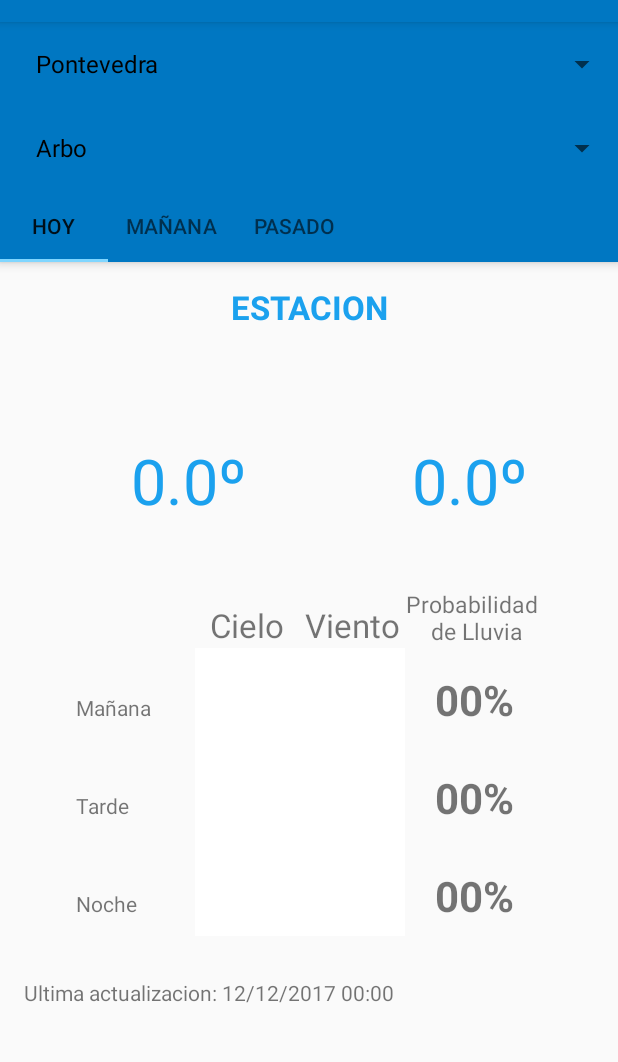
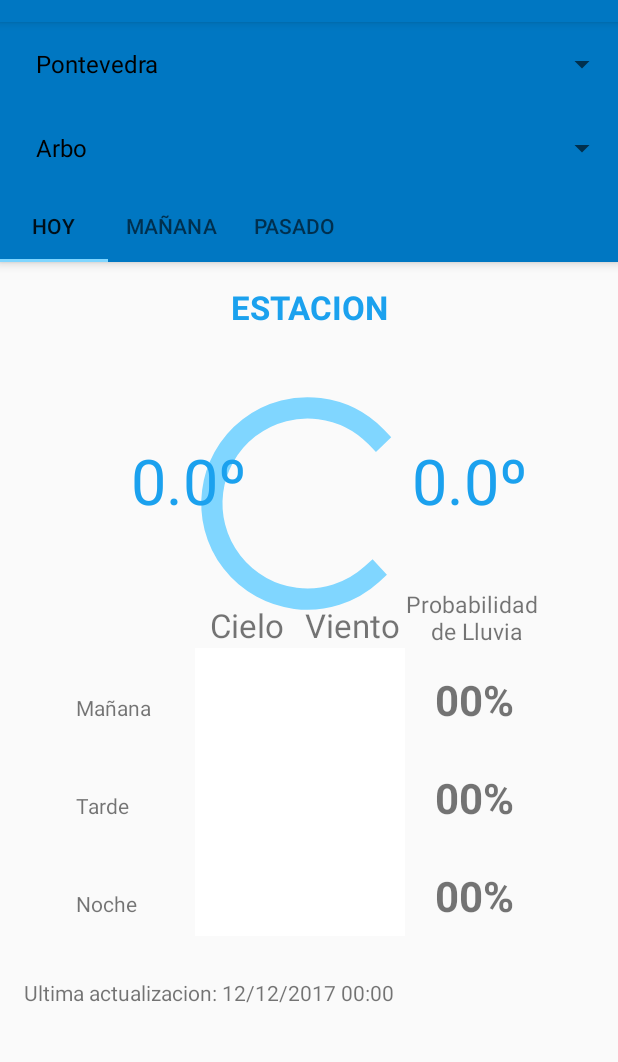
Before and after one commit to SergioMuinhos/WindMill_Weather, an Android app: the screen it shows after launch (MainActivity), on a phone screen of 412 x 824 dp, the part 62-1124 px from its top. Run offline under Robolectric (Android 15) with nearby library versions, the phone set to English and light mode, and no system bars; libraries missing offline, so code that uses them is left out: com.felipecsl.gifimageview; 4 statements that could not run were skipped.

Commit message:
cambio en ProgressBar

```diff
--- a/app/src/main/java/com/windmill/dam2/windmillweather/MainActivity.java
+++ b/app/src/main/java/com/windmill/dam2/windmillweather/MainActivity.java
@@ -1,7 +1,6 @@
 package com.windmill.dam2.windmillweather;
-import android.app.Activity;
+
 import android.app.AlertDialog;
-import android.app.ProgressDialog;
 import android.content.Context;
 import android.content.DialogInterface;
 import android.content.Intent;
@@ -19,6 +18,7 @@ import android.view.View;
 import android.widget.AdapterView;
 import android.widget.ArrayAdapter;
 import android.widget.ImageView;
+import android.widget.ProgressBar;
 import android.widget.Spinner;
 import android.widget.TextView;
 import android.widget.Toast;
@@ -46,7 +46,7 @@ public class MainActivity extends AppCompatActivity {
     public String idZona = "";
     public int idProv = 0;
     TextView textview;
-   public ProgressDialog pDialog;
+   public ProgressBar pDialog;
     NodeList nodelist;
     ImageView imgView;
     TabItem hoy,manana,pasado;
@@ -107,7 +107,7 @@ public class MainActivity extends AppCompatActivity {
         //Creamos los dos Spinner de Provincias y Localidades
         spinnerProvincias =  findViewById(R.id.provincia);
         spinnerLocalidades =  findViewById(R.id.localidad);
-
+        pDialog =findViewById(R.id.simpleProgressBar);
         ArrayAdapter<String> adapterProv = new ArrayAdapter<>(MainActivity.this, android.R.layout.simple_spinner_dropdown_item, provincias);
 
         spinnerProvincias.setAdapter(adapterProv);
@@ -162,10 +162,10 @@ public class MainActivity extends AppCompatActivity {
                 // Toast.makeText(MainActivity.this, "URL: " + URL+""+idZona, Toast.LENGTH_SHORT).show();
                 String enlaces=URL2+idZona+"&dia=0";
 
-                    pDialog = new ProgressDialog(MainActivity.this);
-                    pDialog.setMessage("Cargando...");
+                    pDialog = new ProgressBar(MainActivity.this);
+                    //pDialog.setMessage("Cargando...");
                     pDialog.setIndeterminate(false);
-                    pDialog.show();
+                    pDialog.setVisibility(View.VISIBLE);
                         try {
                             if (isOnline(getApplicationContext())) {
                                 new DownloadXML().execute(enlaces);
@@ -208,7 +208,6 @@ public class MainActivity extends AppCompatActivity {
 
         pestanas.addOnTabSelectedListener(new TabLayout.OnTabSelectedListener() {
             @Override
-            @Nullable
             public void onTabSelected(TabLayout.Tab tab) {
                 try {
                     // Toast.makeText(MainActivity.this,"Seleccionado: "+tab.getText(),Toast.LENGTH_SHORT).show();
@@ -270,7 +269,7 @@ public class MainActivity extends AppCompatActivity {
                 nodelist=doc.getElementsByTagName("item");
 
             }catch (Exception e){
-                MainActivity.this.pDialog.hide();
+                MainActivity.this.pDialog.setVisibility(View.INVISIBLE);
                 Log.e("Error en el doInBackground",e.getMessage());
                 e.printStackTrace();
             }  return null;
@@ -515,7 +514,7 @@ public class MainActivity extends AppCompatActivity {
         protected void onPostExecute(Bitmap bitmap) {
             imgView = findViewById(R.id.imgNV);
             imgView.setImageBitmap(bitmap);
-            pDialog.dismiss();
+            pDialog.setVisibility(View.INVISIBLE);
         }
     }
 
--- a/app/src/main/res/layout/activity_main.xml
+++ b/app/src/main/res/layout/activity_main.xml
@@ -92,6 +92,19 @@
                 tools:ignore="MissingConstraints"
                 tools:layout_editor_absoluteY="32dp" />
 
+            <ProgressBar
+                android:id="@+id/simpleProgressBar"
+                android:layout_width="197dp"
+                android:layout_height="170dp"
+                android:layout_centerHorizontal="true"
+                android:layout_marginStart="8dp"
+                android:layout_marginTop="76dp"
+                android:layout_marginEnd="8dp"
+                android:visibility="visible"
+                app:layout_constraintEnd_toEndOf="parent"
+                app:layout_constraintHorizontal_bias="0.498"
+                app:layout_constraintStart_toStartOf="parent"
+                app:layout_constraintTop_toTopOf="@+id/cityText" />
             <ImageView
                 android:id="@+id/imgTempMax"
                 android:layout_width="53dp"
```
